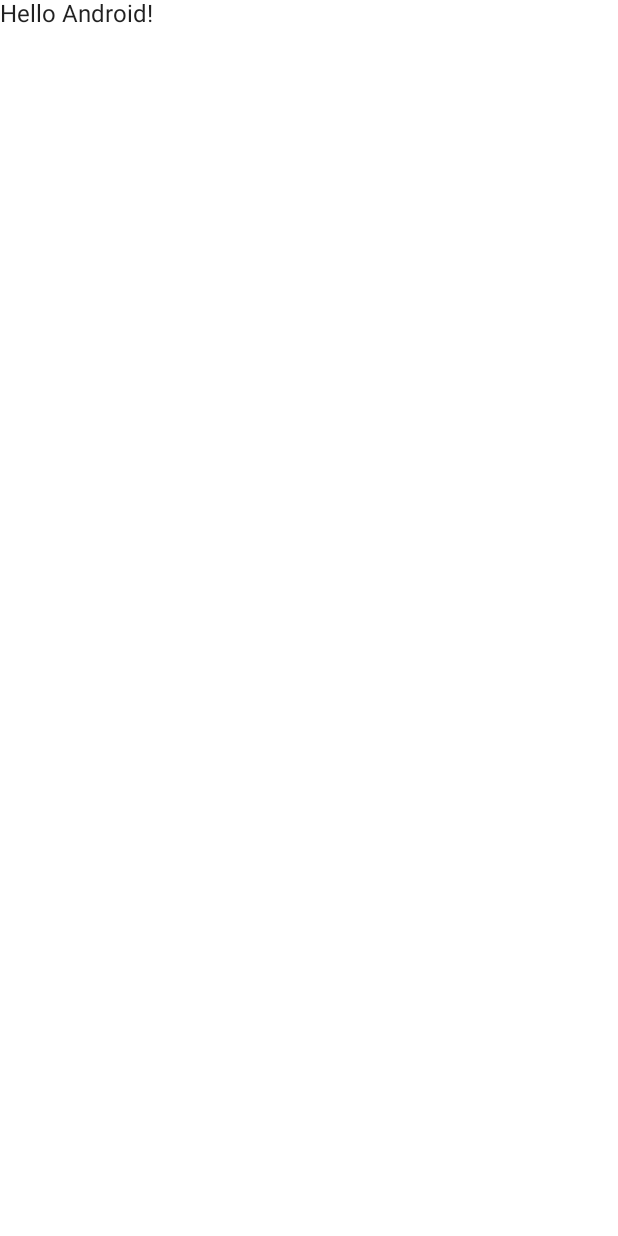
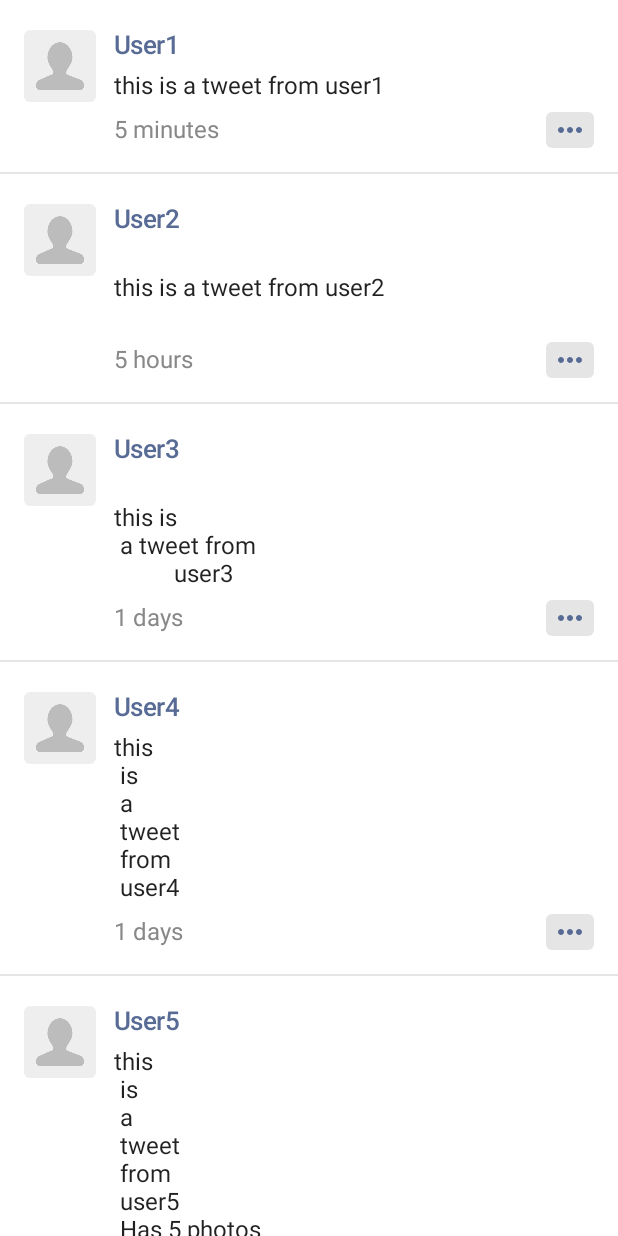
Before and after one commit to ZiyuGUO-1217/WeChat_Moments, an Android app built with Jetpack Compose: the screen it shows after launch (MainActivity), on a phone screen of 412 x 824 dp. Before the commit the screen is almost empty. Run offline under Robolectric (Android 15) with nearby library versions, the phone set to English and light mode, and no system bars; our stand-ins replace Dagger/Hilt's generated code.

Commit message:
build basic tweet cell and add a repo

```diff
--- a/app/src/main/AndroidManifest.xml
+++ b/app/src/main/AndroidManifest.xml
@@ -3,6 +3,7 @@
     package="com.example.wechatmoments">
 
     <application
+        android:name=".MomentsApplication"
         android:allowBackup="true"
         android:icon="@mipmap/ic_launcher"
         android:label="@string/app_name"
--- a/app/src/main/java/com/example/wechatmoments/MainActivity.kt
+++ b/app/src/main/java/com/example/wechatmoments/MainActivity.kt
@@ -7,15 +7,16 @@ import androidx.compose.material.MaterialTheme
 import androidx.compose.material.Surface
 import com.example.wechatmoments.ui.MomentsScreen
 import com.example.wechatmoments.ui.theme.WeChatMomentsTheme
+import dagger.hilt.android.AndroidEntryPoint
 
+@AndroidEntryPoint
 class MainActivity : ComponentActivity() {
     override fun onCreate(savedInstanceState: Bundle?) {
         super.onCreate(savedInstanceState)
         setContent {
             WeChatMomentsTheme {
-                // A surface container using the 'background' color from the theme
                 Surface(color = MaterialTheme.colors.background) {
-                    MomentsScreen("Android")
+                    MomentsScreen()
                 }
             }
         }
--- /dev/null
+++ b/app/src/main/java/com/example/wechatmoments/MomentsApplication.kt
@@ -0,0 +1,7 @@
+package com.example.wechatmoments
+
+import android.app.Application
+import dagger.hilt.android.HiltAndroidApp
+
+@HiltAndroidApp
+class MomentsApplication : Application()
--- /dev/null
+++ b/app/src/main/java/com/example/wechatmoments/MomentsViewModel.kt
@@ -0,0 +1,41 @@
+package com.example.wechatmoments
+
+import androidx.compose.runtime.Composable
+import androidx.compose.runtime.State
+import androidx.compose.runtime.collectAsState
+import androidx.lifecycle.ViewModel
+import com.example.wechatmoments.data.MomentsRepository
+import com.example.wechatmoments.model.MomentsState
+import dagger.hilt.android.lifecycle.HiltViewModel
+import kotlinx.coroutines.flow.MutableStateFlow
+import kotlinx.coroutines.flow.asSharedFlow
+import javax.inject.Inject
+
+@HiltViewModel
+class MomentsViewModel @Inject constructor(
+    private val momentsRepository: MomentsRepository
+) : ViewModel() {
+    private val _flow by lazy {
+        MutableStateFlow(MomentsState())
+    }
+
+    val flow by lazy {
+        _flow.asSharedFlow()
+    }
+
+    var state
+        get() = _flow.value
+        private set(value) {
+            _flow.value = value
+        }
+
+    init {
+        val tweetList = momentsRepository.loadLocalData()
+        state = state.copy(tweetList = tweetList)
+    }
+}
+
+@Composable
+fun MomentsViewModel.collectAsState() : State<MomentsState> {
+    return flow.collectAsState(initial = state)
+}
--- /dev/null
+++ b/app/src/main/java/com/example/wechatmoments/data/LocalDataSource.kt
@@ -0,0 +1,49 @@
+package com.example.wechatmoments.data
+
+import com.example.wechatmoments.model.Tweet
+import javax.inject.Inject
+import javax.inject.Singleton
+
+@Singleton
+class LocalDataSource @Inject constructor() {
+    fun createTweet(): List<Tweet> {
+        return listOf(
+            Tweet(
+                userName = "User1",
+                tweetContent = "this is a tweet from user1",
+                imageList = 1,
+                time = "5 minutes"
+            ),
+            Tweet(
+                userName = "User2",
+                tweetContent = "\nthis is a tweet from user2\n",
+                imageList = 2,
+                time = "5 hours"
+            ),
+            Tweet(
+                userName = "User3",
+                tweetContent = "\nthis is\n a tweet from\n \t\t\tuser3",
+                imageList = 3,
+                time = "1 days"
+            ),
+            Tweet(
+                userName = "User4",
+                tweetContent = "this\n is\n a\n tweet\n from\n user4",
+                imageList = 4,
+                time = "1 days"
+            ),
+            Tweet(
+                userName = "User5",
+                tweetContent = "this\n is\n a\n tweet\n from\n user5\n Has 5 photos",
+                imageList = 5,
+                time = "2 days"
+            ),
+            Tweet(
+                userName = "User6",
+                tweetContent = "this\n is\n a\n tweet\n from\n user6 \n which\n has\n 9 photos",
+                imageList = 9,
+                time = "2 days"
+            )
+        )
+    }
+}
--- /dev/null
+++ b/app/src/main/java/com/example/wechatmoments/data/MomentsRepository.kt
@@ -0,0 +1,12 @@
+package com.example.wechatmoments.data
+
+import com.example.wechatmoments.model.Tweet
+import javax.inject.Inject
+
+class MomentsRepository @Inject constructor(
+    private val localDataSource: LocalDataSource
+) {
+    fun loadLocalData(): List<Tweet> {
+        return localDataSource.createTweet()
+    }
+}
--- /dev/null
+++ b/app/src/main/java/com/example/wechatmoments/model/MomentsState.kt
@@ -0,0 +1,5 @@
+package com.example.wechatmoments.model
+
+data class MomentsState(
+    val tweetList: List<Tweet> = emptyList()
+)
--- a/app/src/main/java/com/example/wechatmoments/Model/Tweet.kt
+++ b/app/src/main/java/com/example/wechatmoments/model/Tweet.kt
@@ -1,7 +1,8 @@
-package com.example.wechatmoments.Model
+package com.example.wechatmoments.model
 
 data class Tweet(
     val userName: String,
     val tweetContent: String,
+    val imageList: Int = 0,
     val time: String
 )
--- a/app/src/main/java/com/example/wechatmoments/ui/MomentsScreen.kt
+++ b/app/src/main/java/com/example/wechatmoments/ui/MomentsScreen.kt
@@ -1,19 +1,36 @@
 package com.example.wechatmoments.ui
 
-import androidx.compose.material.Text
+import androidx.compose.foundation.lazy.LazyColumn
+import androidx.compose.foundation.lazy.items
 import androidx.compose.runtime.Composable
+import androidx.compose.runtime.getValue
 import androidx.compose.ui.tooling.preview.Preview
+import androidx.lifecycle.viewmodel.compose.viewModel
+import com.example.wechatmoments.MomentsViewModel
+import com.example.wechatmoments.collectAsState
 import com.example.wechatmoments.ui.theme.WeChatMomentsTheme
+import com.example.wechatmoments.ui.weight.BasicTweetCell
 
 @Composable
-fun MomentsScreen(name: String) {
-    Text(text = "Hello $name!")
+fun MomentsScreen() {
+    val viewModel: MomentsViewModel = viewModel()
+    val state by viewModel.collectAsState()
+
+    LazyColumn {
+        items(state.tweetList) {
+            BasicTweetCell(
+                userName = it.userName,
+                tweetContent = it.tweetContent,
+                time = it.time
+            )
+        }
+    }
 }
 
 @Preview(showBackground = true)
 @Composable
 fun MomentsScreenPreview() {
     WeChatMomentsTheme {
-        MomentsScreen("Android")
+        MomentsScreen()
     }
 }
```
Also changed, not shown: app/build.gradle (+8 -0 lines), app/src/main/java/com/example/wechatmoments/LocalDataSource.kt (deleted, +0 -30 lines), app/src/main/java/com/example/wechatmoments/ui/weight/BasicTweetCell.kt (+20 -8 lines), build.gradle (+4 -3 lines).
